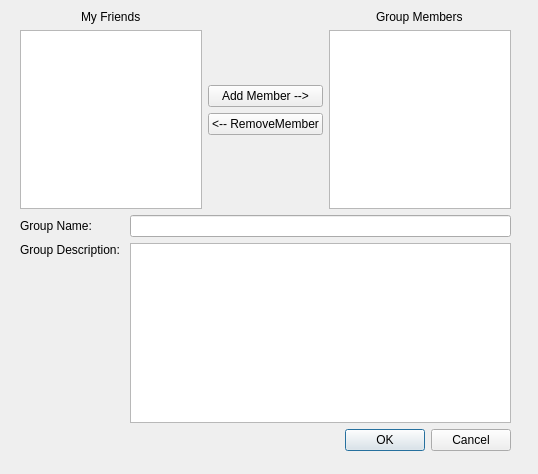
First picture: the form in gui/creategroupgui.ui, repository Huy-Nguyen-HCI/RocketBook, before the edit.
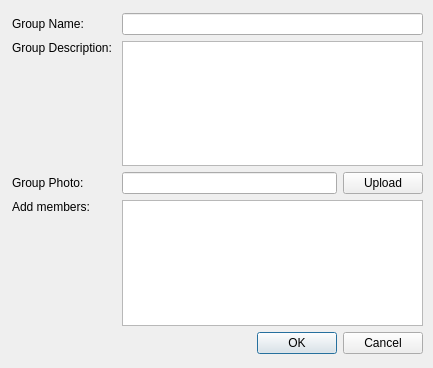
Second picture: the form after the edit.

Commit message: Finally kinda got the GroupDB thing to work through extensive debugging.

Diff of the .ui file:
```diff
--- a/gui/creategroupgui.ui
+++ b/gui/creategroupgui.ui
@@ -6,105 +6,23 @@
    <rect>
     <x>0</x>
     <y>0</y>
-    <width>538</width>
-    <height>474</height>
+    <width>433</width>
+    <height>368</height>
    </rect>
   </property>
   <property name="windowTitle">
    <string>Form</string>
   </property>
-  <widget class="QWidget" name="layoutWidget">
+  <widget class="QWidget" name="">
    <property name="geometry">
     <rect>
-     <x>20</x>
-     <y>10</y>
-     <width>491</width>
-     <height>441</height>
+     <x>12</x>
+     <y>13</y>
+     <width>411</width>
+     <height>341</height>
     </rect>
    </property>
-   <layout class="QVBoxLayout" name="verticalLayout_7">
-    <item>
-     <layout class="QVBoxLayout" name="verticalLayout_6">
-      <item>
-       <layout class="QHBoxLayout" name="horizontalLayout">
-        <item>
-         <layout class="QVBoxLayout" name="verticalLayout_5">
-          <item alignment="Qt::AlignHCenter">
-           <widget class="QLabel" name="riendsLabel">
-            <property name="text">
-             <string>My Friends</string>
-            </property>
-           </widget>
-          </item>
-          <item>
-           <widget class="QListWidget" name="listWidget"/>
-          </item>
-         </layout>
-        </item>
-        <item>
-         <layout class="QVBoxLayout" name="verticalLayout_2">
-          <item>
-           <spacer name="verticalSpacer">
-            <property name="orientation">
-             <enum>Qt::Vertical</enum>
-            </property>
-            <property name="sizeHint" stdset="0">
-             <size>
-              <width>20</width>
-              <height>40</height>
-             </size>
-            </property>
-           </spacer>
-          </item>
-          <item>
-           <layout class="QVBoxLayout" name="verticalLayout">
-            <item>
-             <widget class="QPushButton" name="pushButton">
-              <property name="text">
-               <string>Add Member --&gt;</string>
-              </property>
-             </widget>
-            </item>
-            <item alignment="Qt::AlignHCenter">
-             <widget class="QPushButton" name="pushButton_2">
-              <property name="text">
-               <string>&lt;-- RemoveMember</string>
-              </property>
-             </widget>
-            </item>
-           </layout>
-          </item>
-          <item>
-           <spacer name="verticalSpacer_2">
-            <property name="orientation">
-             <enum>Qt::Vertical</enum>
-            </property>
-            <property name="sizeHint" stdset="0">
-             <size>
-              <width>20</width>
-              <height>58</height>
-             </size>
-            </property>
-           </spacer>
-          </item>
-         </layout>
-        </item>
-        <item>
-         <layout class="QVBoxLayout" name="verticalLayout_4">
-          <item alignment="Qt::AlignHCenter">
-           <widget class="QLabel" name="label">
-            <property name="text">
-             <string>Group Members</string>
-            </property>
-           </widget>
-          </item>
-          <item>
-           <widget class="QListWidget" name="listWidget_2"/>
-          </item>
-         </layout>
-        </item>
-       </layout>
-      </item>
+   <layout class="QVBoxLayout" name="verticalLayout_3">
       <item>
        <layout class="QFormLayout" name="formLayout">
         <item row="0" column="0">
@@ -122,7 +40,7 @@
          </widget>
         </item>
         <item row="1" column="0">
-         <layout class="QVBoxLayout" name="verticalLayout_3">
+       <layout class="QVBoxLayout" name="verticalLayout">
           <item>
            <widget class="QLabel" name="groupNameDescription">
             <property name="text">
@@ -148,8 +66,54 @@
         <item row="1" column="1">
          <widget class="QPlainTextEdit" name="descriptionInput"/>
         </item>
+      <item row="2" column="0">
+       <widget class="QLabel" name="groupPhotoLabel">
+        <property name="text">
+         <string>Group Photo:</string>
+        </property>
+       </widget>
+      </item>
+      <item row="2" column="1">
+       <layout class="QHBoxLayout" name="horizontalLayout">
+        <item>
+         <widget class="QLineEdit" name="photoFilePathInput"/>
+        </item>
+        <item>
+         <widget class="QPushButton" name="uploadPhotoButton">
+          <property name="text">
+           <string>Upload</string>
+          </property>
+         </widget>
+        </item>
        </layout>
       </item>
+      <item row="3" column="0">
+       <layout class="QVBoxLayout" name="verticalLayout_2">
+        <item>
+         <widget class="QLabel" name="membersLabel">
+          <property name="text">
+           <string>Add members:</string>
+          </property>
+         </widget>
+        </item>
+        <item>
+         <spacer name="verticalSpacer">
+          <property name="orientation">
+           <enum>Qt::Vertical</enum>
+          </property>
+          <property name="sizeHint" stdset="0">
+           <size>
+            <width>20</width>
+            <height>158</height>
+           </size>
+          </property>
+         </spacer>
+        </item>
+       </layout>
+      </item>
+      <item row="3" column="1">
+       <widget class="QListWidget" name="friendList"/>
+      </item>
      </layout>
     </item>
     <item>
```
Lines whose indentation alone changed are shown as unchanged. The commit also changes 6 other files.
